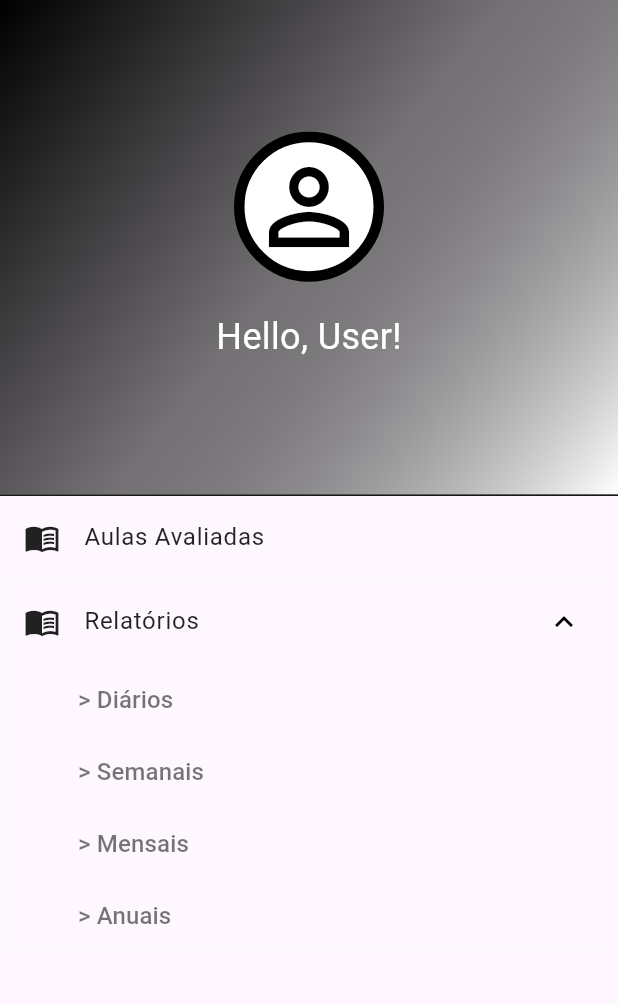
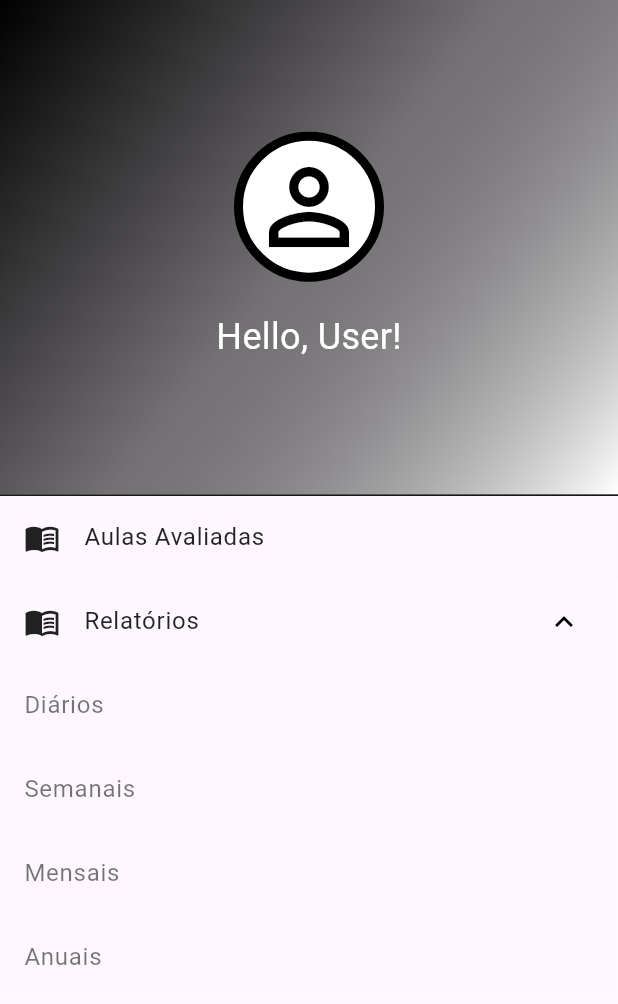
Before and after one commit to thaleslagemann/pgdbapp, a Flutter app: the screen it shows after launch, after a tap on "Relatórios", on a phone screen of 412 x 824 dp. Shown: the top 1004 px of the screen. Run offline on Flutter 3.47's test engine with Material 2 defaults, Android fonts, the phone set to English and light mode, and no system bars.

Commit message:
adjustment: convert Relatórios text buttons to tappable list tiles

```diff
--- a/lib/home-page/home-page.dart
+++ b/lib/home-page/home-page.dart
@@ -37,7 +37,7 @@ class HomePageState extends State<HomePage> {
                         height: 100,
                         width: 100,
                         decoration: BoxDecoration(
-                          border: Border.all(width: 7, color: Colors.black),
+                          border: Border.all(width: 6, color: Colors.black),
                           borderRadius: BorderRadius.all(Radius.circular(100)),
                           color: Colors.white,
                         ),
@@ -95,38 +95,49 @@ class HomePageState extends State<HomePage> {
                           children: [
                             Container(
                                 alignment: Alignment.centerLeft,
-                                padding: EdgeInsets.symmetric(horizontal: 40),
                                 child: Column(
                                   crossAxisAlignment: CrossAxisAlignment.start,
                                   children: [
-                                    TextButton(
-                                        onPressed: () => {},
-                                        child: Text(
-                                          '> Diários',
+                                    ListTile(
+                                      title: Text(
+                                        'Diários',
                                         style: TextStyle(fontSize: 16, color: Colors.black54),
                                         textAlign: TextAlign.start,
-                                        )),
-                                    TextButton(
-                                        onPressed: () => {},
-                                        child: Text(
-                                          '> Semanais',
+                                      ),
+                                      onTap: () {
+                                        setState(() {});
+                                      },
+                                    ),
+                                    ListTile(
+                                      title: Text(
+                                        'Semanais',
                                         style: TextStyle(fontSize: 16, color: Colors.black54),
                                         textAlign: TextAlign.start,
-                                        )),
-                                    TextButton(
-                                        onPressed: () => {},
-                                        child: Text(
-                                          '> Mensais',
+                                      ),
+                                      onTap: () {
+                                        setState(() {});
+                                      },
+                                    ),
+                                    ListTile(
+                                      title: Text(
+                                        'Mensais',
                                         style: TextStyle(fontSize: 16, color: Colors.black54),
                                         textAlign: TextAlign.start,
-                                        )),
-                                    TextButton(
-                                        onPressed: () => {},
-                                        child: Text(
-                                          '> Anuais',
+                                      ),
+                                      onTap: () {
+                                        setState(() {});
+                                      },
+                                    ),
+                                    ListTile(
+                                      title: Text(
+                                        'Anuais',
                                         style: TextStyle(fontSize: 16, color: Colors.black54),
                                         textAlign: TextAlign.start,
-                                        )),
+                                      ),
+                                      onTap: () {
+                                        setState(() {});
+                                      },
+                                    ),
                                   ],
                                 ))
                           ],
```
Lines whose indentation alone changed are shown as unchanged.
